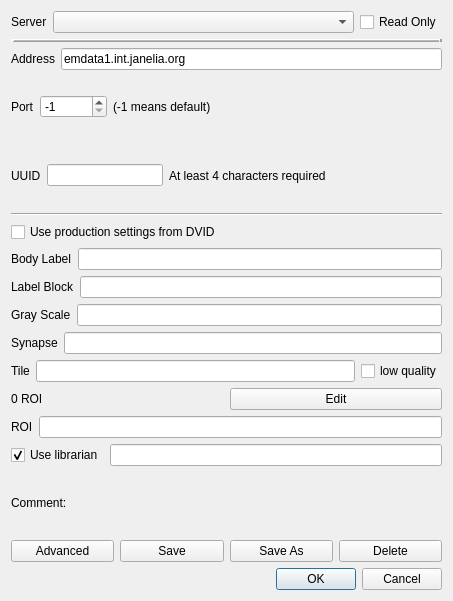
janelia-flyem/NeuTu, file neurolabi/gui/dialogs/zdviddialog.ui: the form before one commit.
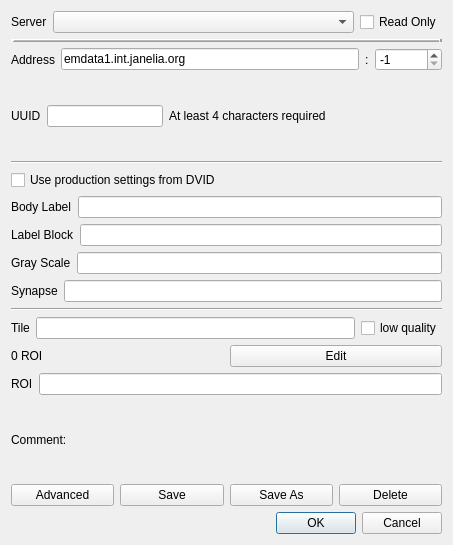
The form after the commit.

Patch:
```diff
--- a/neurolabi/gui/dialogs/zdviddialog.ui
+++ b/neurolabi/gui/dialogs/zdviddialog.ui
@@ -7,7 +7,7 @@
     <x>0</x>
     <y>0</y>
     <width>453</width>
-    <height>601</height>
+    <height>545</height>
    </rect>
   </property>
   <property name="sizePolicy">
@@ -80,14 +80,10 @@
        </property>
       </widget>
      </item>
-    </layout>
-   </item>
-   <item>
-    <layout class="QHBoxLayout" name="horizontalLayout_2">
      <item>
       <widget class="QLabel" name="label_2">
        <property name="text">
-        <string>Port</string>
+        <string>:</string>
        </property>
       </widget>
      </item>
@@ -104,26 +100,6 @@
        </property>
       </widget>
      </item>
-     <item>
-      <widget class="QLabel" name="label_6">
-       <property name="text">
-        <string>(-1 means default)</string>
-       </property>
-      </widget>
-     </item>
-     <item>
-      <spacer name="horizontalSpacer">
-       <property name="orientation">
-        <enum>Qt::Horizontal</enum>
-       </property>
-       <property name="sizeHint" stdset="0">
-        <size>
-         <width>40</width>
-         <height>20</height>
-        </size>
-       </property>
-      </spacer>
-     </item>
     </layout>
    </item>
    <item>
@@ -234,6 +210,13 @@
      </item>
     </layout>
    </item>
+   <item>
+    <widget class="Line" name="line_3">
+     <property name="orientation">
+      <enum>Qt::Horizontal</enum>
+     </property>
+    </widget>
+   </item>
    <item>
     <layout class="QHBoxLayout" name="horizontalLayout_5">
      <item>
@@ -290,23 +273,6 @@
      </item>
     </layout>
    </item>
-   <item>
-    <layout class="QHBoxLayout" name="horizontalLayout_15">
-     <item>
-      <widget class="QCheckBox" name="librarianCheckBox">
-       <property name="text">
-        <string>Use librarian</string>
-       </property>
-       <property name="checked">
-        <bool>true</bool>
-       </property>
-      </widget>
-     </item>
-     <item>
-      <widget class="QLineEdit" name="librarianLineEdit"/>
-     </item>
-    </layout>
-   </item>
    <item>
     <layout class="QHBoxLayout" name="horizontalLayout_6">
      <item>
```
Left out of the diff: 3 changed lines with no effect on the pictures.
